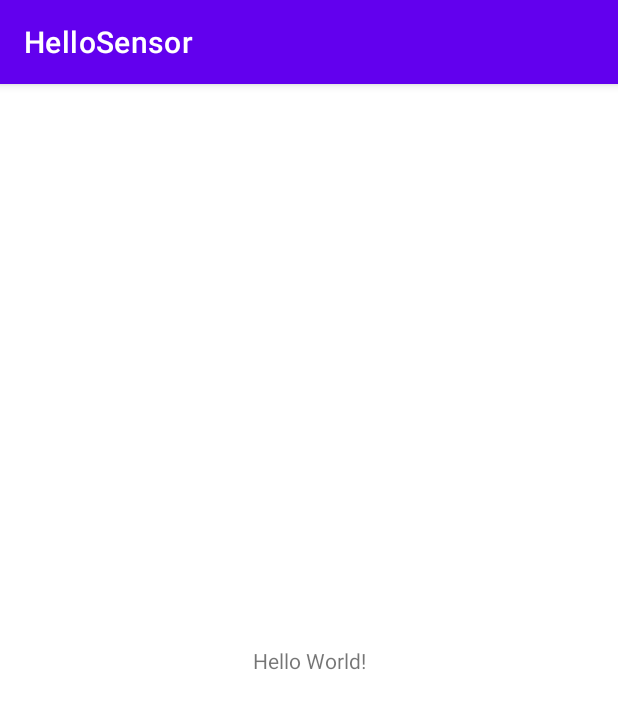
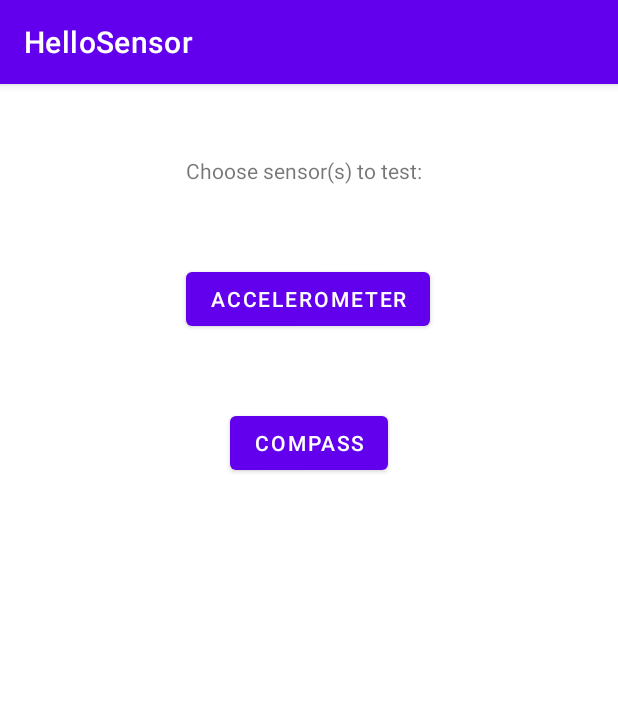
Before and after one commit to myllern/MAMN01, an Android app: the screen it shows after launch (MainActivity), on a phone screen of 412 x 824 dp. Shown: the top 709 px of the screen. Run offline under Robolectric (Android 15) with nearby library versions, the phone set to English and light mode, and no system bars.

Commit message:
btn and compass class

```diff
--- /dev/null
+++ b/app/src/main/java/com/example/hellosensor/DisplayCompassActivity.java
@@ -0,0 +1,4 @@
+package com.example.hellosensor;
+
+public class DisplayCompassActivity {
+}
--- a/app/src/main/java/com/example/hellosensor/MainActivity.java
+++ b/app/src/main/java/com/example/hellosensor/MainActivity.java
@@ -1,8 +1,11 @@
 package com.example.hellosensor;
 
 import androidx.appcompat.app.AppCompatActivity;
+import android.content.Intent;
+import android.os.Bundle;
+import android.view.View;
 
-import android.os.Bundle;
+
 
 public class MainActivity extends AppCompatActivity {
 
@@ -11,4 +14,15 @@ public class MainActivity extends AppCompatActivity {
         super.onCreate(savedInstanceState);
         setContentView(R.layout.activity_main);
     }
+    public void openCompass(View view){
+        // When btn is press..
+        Intent intent = new Intent(this, DisplayCompassActivity.class);
+        startActivity(intent);
+
+
+
+
+    }
+
+
 }
--- a/app/src/main/res/layout/activity_main.xml
+++ b/app/src/main/res/layout/activity_main.xml
@@ -7,12 +7,40 @@
     tools:context=".MainActivity">
 
     <TextView
+        android:id="@+id/textView"
+        android:layout_width="163dp"
+        android:layout_height="31dp"
+        android:layout_marginStart="124dp"
+        android:layout_marginLeft="124dp"
+        android:layout_marginTop="48dp"
+        android:layout_marginEnd="124dp"
+        android:layout_marginRight="124dp"
+        android:text="@string/func_text"
+        app:layout_constraintEnd_toEndOf="parent"
+        app:layout_constraintHorizontal_bias="0.0"
+        app:layout_constraintStart_toStartOf="parent"
+        app:layout_constraintTop_toTopOf="parent" />
+
+    <Button
+        android:id="@+id/compass_btn"
         android:layout_width="wrap_content"
         android:layout_height="wrap_content"
-        android:text="Hello World!"
-        app:layout_constraintBottom_toBottomOf="parent"
-        app:layout_constraintLeft_toLeftOf="parent"
-        app:layout_constraintRight_toRightOf="parent"
-        app:layout_constraintTop_toTopOf="parent" />
+        android:layout_marginTop="40dp"
+        android:text="@string/accelerometer_btn"
+        app:layout_constraintEnd_toEndOf="parent"
+        app:layout_constraintHorizontal_bias="0.498"
+        app:layout_constraintStart_toStartOf="parent"
+        app:layout_constraintTop_toBottomOf="@+id/textView" />
+
+    <Button
+        android:id="@+id/accelerometer_btn"
+        android:layout_width="wrap_content"
+        android:layout_height="wrap_content"
+        android:layout_marginTop="48dp"
+        android:onClick="openCompass"
+        android:text="@string/compass_btn"
+        app:layout_constraintEnd_toEndOf="parent"
+        app:layout_constraintStart_toStartOf="parent"
+        app:layout_constraintTop_toBottomOf="@+id/compass_btn" />
 
 </androidx.constraintlayout.widget.ConstraintLayout>
--- a/app/src/main/res/values/strings.xml
+++ b/app/src/main/res/values/strings.xml
@@ -1,3 +1,6 @@
 <resources>
     <string name="app_name">HelloSensor</string>
+    <string name="func_text">Choose sensor(s) to test:</string>
+    <string name="accelerometer_btn">Accelerometer</string>
+    <string name="compass_btn">Compass</string>
 </resources>
```
Also changed, not shown: app/src/main/res/compass.png/compass.png (added), app/src/main/res/drawable-v24/compass.png (added).
